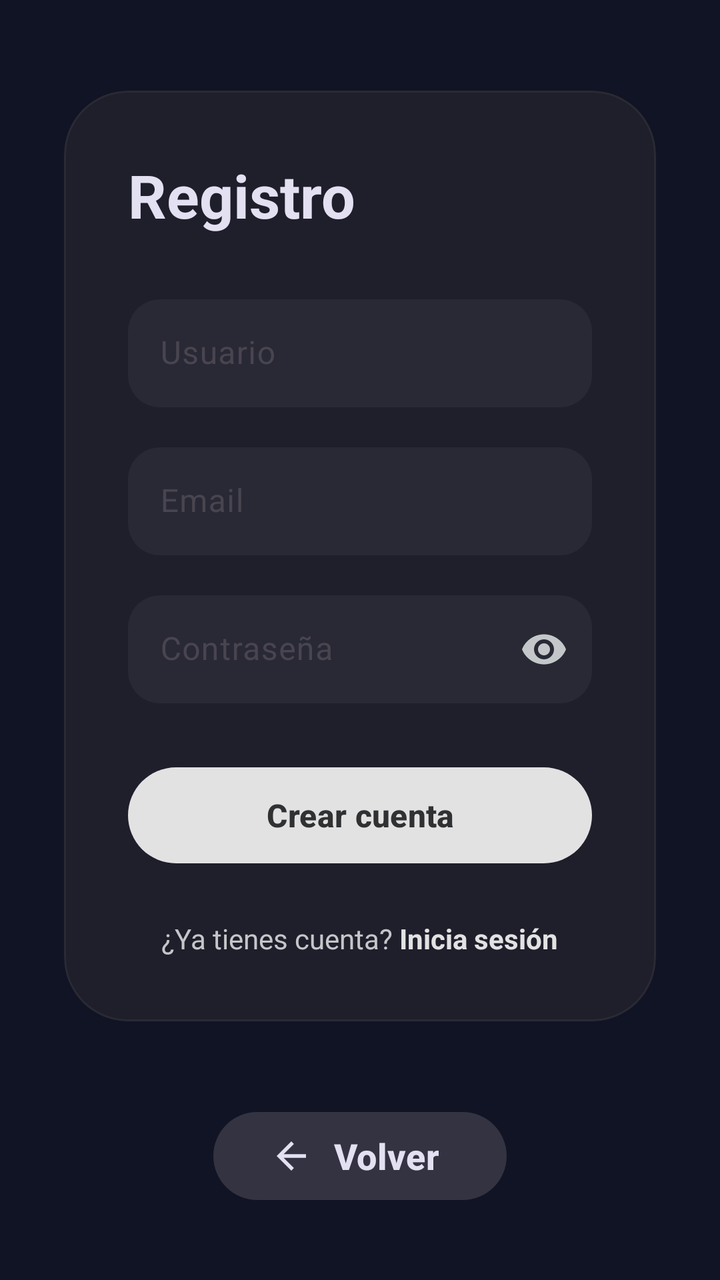
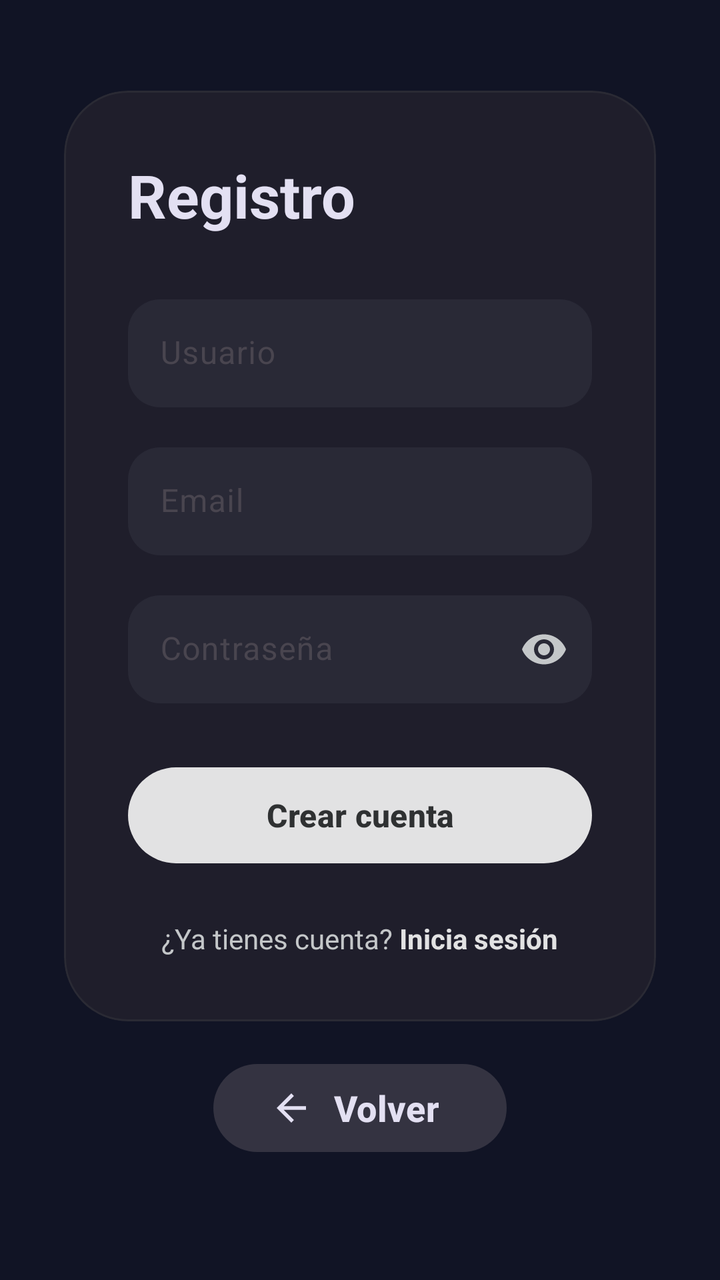

Screens rendered from an Android XML layout before and after an edit, with the pre-edit source and the edit as a unified diff.
<!-- AndroidManifest.xml: application theme Theme.FDPDPlayer -->
<!-- res/layout/fragment_register.xml -->
<?xml version="1.0" encoding="utf-8"?>
<FrameLayout xmlns:android="http://schemas.android.com/apk/res/android"
    xmlns:app="http://schemas.android.com/apk/res-auto"
    android:layout_width="match_parent"
    android:layout_height="match_parent"
    android:background="#111425">

    <ScrollView
        android:layout_width="match_parent"
        android:layout_height="match_parent"
        android:clipToPadding="false"
        android:fillViewport="true"
        android:paddingStart="32dp"
        android:paddingTop="32dp"
        android:paddingEnd="32dp"
        android:paddingBottom="116dp">

        <LinearLayout
            android:layout_width="match_parent"
            android:layout_height="match_parent"
            android:gravity="center"
            android:orientation="vertical">

            <com.google.android.material.card.MaterialCardView
                android:id="@+id/cardRegister"
                android:layout_width="match_parent"
                android:layout_height="wrap_content"
                app:cardBackgroundColor="#1F1E2B"
                app:cardCornerRadius="32dp"
                app:cardElevation="0dp"
                app:strokeColor="#4D444749"
                app:strokeWidth="1dp">

                <LinearLayout
                    android:layout_width="match_parent"
                    android:layout_height="wrap_content"
                    android:orientation="vertical"
                    android:padding="32dp">

                    <TextView
                        android:layout_width="match_parent"
                        android:layout_height="wrap_content"
                        android:text="Registro"
                        android:textColor="#E3E0F2"
                        android:textSize="30sp"
                        android:textStyle="bold" />

                    <com.google.android.material.textfield.TextInputLayout
                        android:layout_width="match_parent"
                        android:layout_height="wrap_content"
                        android:layout_marginTop="32dp"
                        android:hint="Usuario"
                        app:boxBackgroundColor="#292936"
                        app:boxBackgroundMode="filled"
                        app:boxCornerRadiusBottomEnd="16dp"
                        app:boxCornerRadiusBottomStart="16dp"
                        app:boxCornerRadiusTopEnd="16dp"
                        app:boxCornerRadiusTopStart="16dp"
                        app:boxStrokeColor="#C6C6C7"
                        app:boxStrokeWidth="0dp"
                        app:boxStrokeWidthFocused="1dp"
                        app:hintTextColor="#C4C7C9">

                        <com.google.android.material.textfield.TextInputEditText
                            android:id="@+id/eTUsuario"
                            android:layout_width="match_parent"
                            android:layout_height="54dp"
                            android:inputType="text"
                            android:paddingStart="16dp"
                            android:paddingEnd="16dp"
                            android:singleLine="true"
                            android:textColor="#E3E0F2"
                            android:textColorHint="#8E9193"
                            android:textSize="16sp" />

                    </com.google.android.material.textfield.TextInputLayout>

                    <com.google.android.material.textfield.TextInputLayout
                        android:layout_width="match_parent"
                        android:layout_height="wrap_content"
                        android:layout_marginTop="20dp"
                        android:hint="Email"
                        app:boxBackgroundColor="#292936"
                        app:boxBackgroundMode="filled"
                        app:boxCornerRadiusBottomEnd="16dp"
                        app:boxCornerRadiusBottomStart="16dp"
                        app:boxCornerRadiusTopEnd="16dp"
                        app:boxCornerRadiusTopStart="16dp"
                        app:boxStrokeColor="#C6C6C7"
                        app:boxStrokeWidth="0dp"
                        app:boxStrokeWidthFocused="1dp"
                        app:hintTextColor="#C4C7C9">

                        <com.google.android.material.textfield.TextInputEditText
                            android:id="@+id/eTEmail"
                            android:layout_width="match_parent"
                            android:layout_height="54dp"
                            android:inputType="textEmailAddress"
                            android:paddingStart="16dp"
                            android:paddingEnd="16dp"
                            android:singleLine="true"
                            android:textColor="#E3E0F2"
                            android:textColorHint="#8E9193"
                            android:textSize="16sp" />

                    </com.google.android.material.textfield.TextInputLayout>

                    <com.google.android.material.textfield.TextInputLayout
                        android:layout_width="match_parent"
                        android:layout_height="wrap_content"
                        android:layout_marginTop="20dp"
                        android:hint="Contraseña"
                        app:boxBackgroundColor="#292936"
                        app:boxBackgroundMode="filled"
                        app:boxCornerRadiusBottomEnd="16dp"
                        app:boxCornerRadiusBottomStart="16dp"
                        app:boxCornerRadiusTopEnd="16dp"
                        app:boxCornerRadiusTopStart="16dp"
                        app:boxStrokeColor="#C6C6C7"
                        app:boxStrokeWidth="0dp"
                        app:boxStrokeWidthFocused="1dp"
                        app:endIconMode="password_toggle"
                        app:endIconTint="#C4C7C9"
                        app:hintTextColor="#C4C7C9">

                        <com.google.android.material.textfield.TextInputEditText
                            android:id="@+id/tVContrasenia"
                            android:layout_width="match_parent"
                            android:layout_height="54dp"
                            android:inputType="textPassword"
                            android:paddingStart="16dp"
                            android:paddingEnd="16dp"
                            android:singleLine="true"
                            android:textColor="#E3E0F2"
                            android:textColorHint="#8E9193"
                            android:textSize="16sp" />

                    </com.google.android.material.textfield.TextInputLayout>

                    <com.google.android.material.button.MaterialButton
                        android:id="@+id/btnCrearCuenta"
                        android:layout_width="match_parent"
                        android:layout_height="56dp"
                        android:layout_marginTop="28dp"
                        android:text="Crear cuenta"
                        android:textAllCaps="false"
                        android:textColor="#2F3132"
                        android:textSize="16sp"
                        android:textStyle="bold"
                        app:backgroundTint="#E2E2E3"
                        app:cornerRadius="28dp" />

                    <ProgressBar
                        android:id="@+id/progressBar"
                        android:layout_width="wrap_content"
                        android:layout_height="wrap_content"
                        android:layout_gravity="center"
                        android:layout_marginTop="24dp"
                        android:indeterminateTint="#E2E2E3"
                        android:visibility="gone" />

                    <LinearLayout
                        android:layout_width="wrap_content"
                        android:layout_height="wrap_content"
                        android:layout_gravity="center"
                        android:layout_marginTop="24dp"
                        android:gravity="center"
                        android:orientation="horizontal">

                        <TextView
                            android:layout_width="wrap_content"
                            android:layout_height="wrap_content"
                            android:text="¿Ya tienes cuenta? "
                            android:textColor="#C4C7C9"
                            android:textSize="14sp" />

                        <TextView
                            android:id="@+id/tvIrLogin"
                            android:layout_width="wrap_content"
                            android:layout_height="wrap_content"
                            android:clickable="true"
                            android:focusable="true"
                            android:text="Inicia sesión"
                            android:textColor="#E2E2E3"
                            android:textSize="14sp"
                            android:textStyle="bold" />

                    </LinearLayout>

                </LinearLayout>

            </com.google.android.material.card.MaterialCardView>

        </LinearLayout>

    </ScrollView>

    <com.google.android.material.button.MaterialButton
        android:id="@+id/btnVolver"
        android:layout_width="wrap_content"
        android:layout_height="52dp"
        android:layout_gravity="bottom|center_horizontal"
        android:layout_marginBottom="36dp"
        android:paddingStart="28dp"
        android:paddingEnd="34dp"
        android:text="Volver"
        android:textAllCaps="false"
        android:textColor="#E3E0F2"
        android:textSize="18sp"
        android:textStyle="bold"
        app:backgroundTint="#343341"
        app:cornerRadius="26dp"
        app:icon="@drawable/ic_arrow"
        app:iconGravity="textStart"
        app:iconPadding="10dp"
        app:iconSize="22dp"
        app:iconTint="#E3E0F2" />

</FrameLayout>
<!-- resources referenced by this layout -->
<resources>
  <!-- drawable ic_arrow (drawable) -->
  <?xml version="1.0" encoding="utf-8"?>
  <vector xmlns:android="http://schemas.android.com/apk/res/android"
      android:width="24dp"
      android:height="24dp"
      android:viewportWidth="24"
      android:viewportHeight="24">
  
      <path
          android:fillColor="#FFFFFFFF"
          android:pathData="M20,11H7.83l5.59,-5.59L12,4l-8,8l8,8l1.42,-1.41L7.83,13H20v-2z" />
  
  </vector>
  <style name="Theme.FDPDPlayer" parent="Base.Theme.FDPDPlayer" />
  <style name="Base.Theme.FDPDPlayer" parent="Theme.Material3.DayNight.NoActionBar">
          
          
      </style>
</resources>

<!-- the commit's change to res/layout/fragment_register.xml (unified diff, before → after) -->
@@ -200,7 +200,7 @@
         android:layout_width="wrap_content"
         android:layout_height="52dp"
         android:layout_gravity="bottom|center_horizontal"
-        android:layout_marginBottom="36dp"
+        android:layout_marginBottom="60dp"
         android:paddingStart="28dp"
         android:paddingEnd="34dp"
         android:text="Volver"
